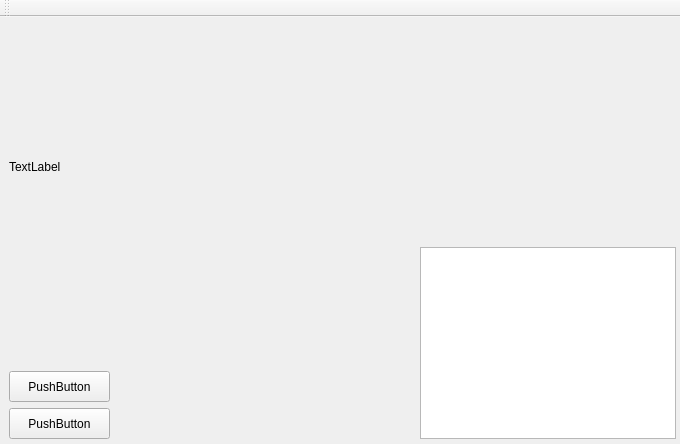
First picture: the form in mainwindow.ui, repository wpsteak/QT_Practice, before the edit.
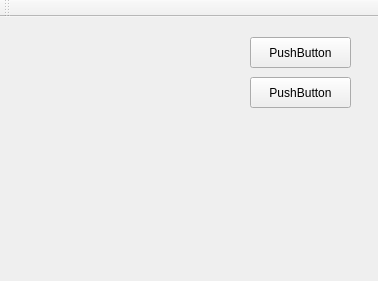
Second picture: the form after the edit.

Commit message: now can display stream images from camera corretly & seamlessly

The edit to the form file:
```diff
--- a/mainwindow.ui
+++ b/mainwindow.ui
@@ -6,8 +6,8 @@
    <rect>
     <x>0</x>
     <y>0</y>
-    <width>680</width>
-    <height>444</height>
+    <width>378</width>
+    <height>281</height>
    </rect>
   </property>
   <property name="windowTitle">
@@ -17,8 +17,8 @@
    <widget class="QPushButton" name="pushButton">
     <property name="geometry">
      <rect>
-      <x>9</x>
-      <y>391</y>
+      <x>250</x>
+      <y>60</y>
       <width>101</width>
       <height>31</height>
      </rect>
@@ -30,8 +30,8 @@
    <widget class="QPushButton" name="pushButton_2">
     <property name="geometry">
      <rect>
-      <x>9</x>
-      <y>354</y>
+      <x>250</x>
+      <y>20</y>
       <width>101</width>
       <height>31</height>
      </rect>
@@ -43,24 +43,14 @@
    <widget class="QLabel" name="imageLabel">
     <property name="geometry">
      <rect>
-      <x>9</x>
-      <y>9</y>
-      <width>371</width>
-      <height>281</height>
+      <x>20</x>
+      <y>20</y>
+      <width>206</width>
+      <height>156</height>
      </rect>
     </property>
     <property name="text">
-     <string>TextLabel</string>
-    </property>
-   </widget>
-   <widget class="QGraphicsView" name="graphicsView">
-    <property name="geometry">
-     <rect>
-      <x>420</x>
-      <y>230</y>
-      <width>256</width>
-      <height>192</height>
-     </rect>
+     <string/>
     </property>
    </widget>
   </widget>
```
The commit also changes 1 other file.
